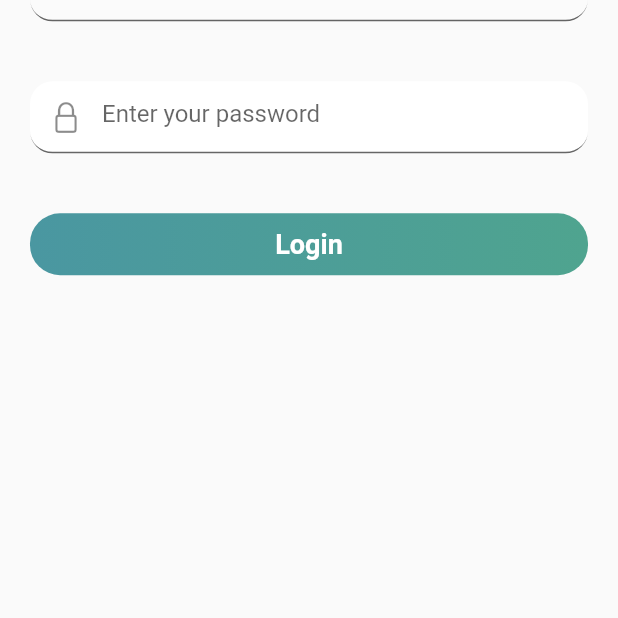
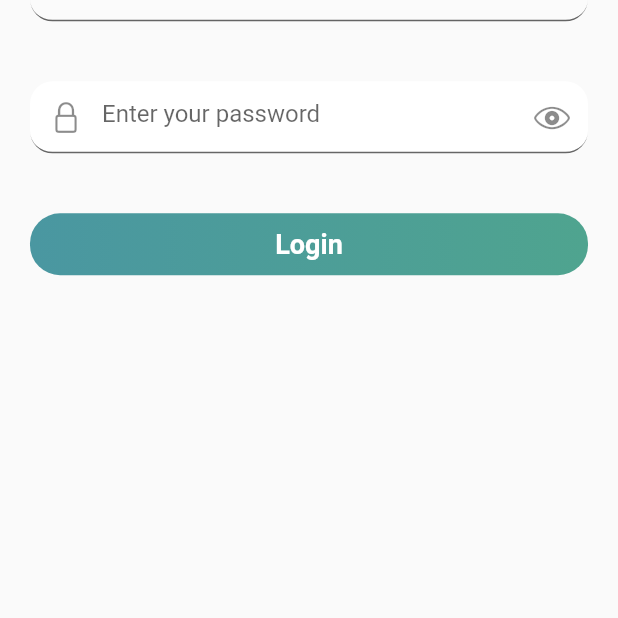
Before and after one commit to Roman-Dzerkal/hostelway-mobile-old, a Flutter app: the LoginView screen opened by its route, on a phone screen of 412 x 824 dp, the part 565-1183 px from its top. Run offline on Flutter 3.47's test engine with Material 2 defaults, Android fonts, the phone set to English and light mode, and no system bars; our stand-ins replace dio, go_router, google_fonts, image_picker, logger, stacked and 1 more; accounts and stored records are empty.

Commit message:
Signing up fixes. Hiding and unhiding password on the Login page

```diff
--- a/lib/pages/auth/login/login_view.dart
+++ b/lib/pages/auth/login/login_view.dart
@@ -7,7 +7,6 @@ import 'package:hostelway/api_service.dart';
 import 'package:go_router/go_router.dart';
 import 'package:hostelway/helpers/custom_color.dart';
 import 'package:hostelway/helpers/typography.dart';
-
 
 class LoginView extends StatelessWidget {
   const LoginView({Key? key}) : super(key: key);
@@ -29,7 +28,7 @@ class LoginView extends StatelessWidget {
                 mainAxisAlignment: MainAxisAlignment.center,
                 children: [
                   Text('Login', style: headlineLarge),
-                  SizedBox(height: 40),
+                  const SizedBox(height: 40),
                   Container(
                     decoration: BoxDecoration(
                       borderRadius: BorderRadius.circular(15),
@@ -47,14 +46,20 @@ class LoginView extends StatelessWidget {
                       ),
                     ),
                   ),
-                    SizedBox(height: 40),
+                  const SizedBox(height: 40),
                   Container(
-                    decoration: BoxDecoration(
-
-                    borderRadius: BorderRadius.circular(15)),
+                    decoration:
+                        BoxDecoration(borderRadius: BorderRadius.circular(15)),
                     child: TextFormField(
+                      obscureText: model.obscurePassword,
                       controller: model.passwordController,
                       decoration: InputDecoration(
+                          suffixIcon: IconButton(
+                            onPressed: model.unhidePassword,
+                            icon: model.obscurePassword
+                                ? const Icon(CupertinoIcons.eye)
+                                : const Icon(CupertinoIcons.eye_slash),
+                          ),
                           filled: true,
                           fillColor: Colors.white,
                           hintText: 'Enter your password',
@@ -63,7 +68,7 @@ class LoginView extends StatelessWidget {
                               borderRadius: BorderRadius.circular(15))),
                     ),
                   ),
-                  SizedBox(height: 40),
+                  const SizedBox(height: 40),
                   Row(
                     mainAxisAlignment: MainAxisAlignment.center,
                     children: [
```
Also changed, not shown: lib/api_service.dart (+4 -8 lines), lib/pages/auth/registration/registration_view.dart (+10 -9 lines), lib/pages/auth/registration/registration_vm.dart (+8 -8 lines), lib/pages/profile/profile_vm.dart (+4 -6 lines). Lines whose indentation alone changed are shown as unchanged.
